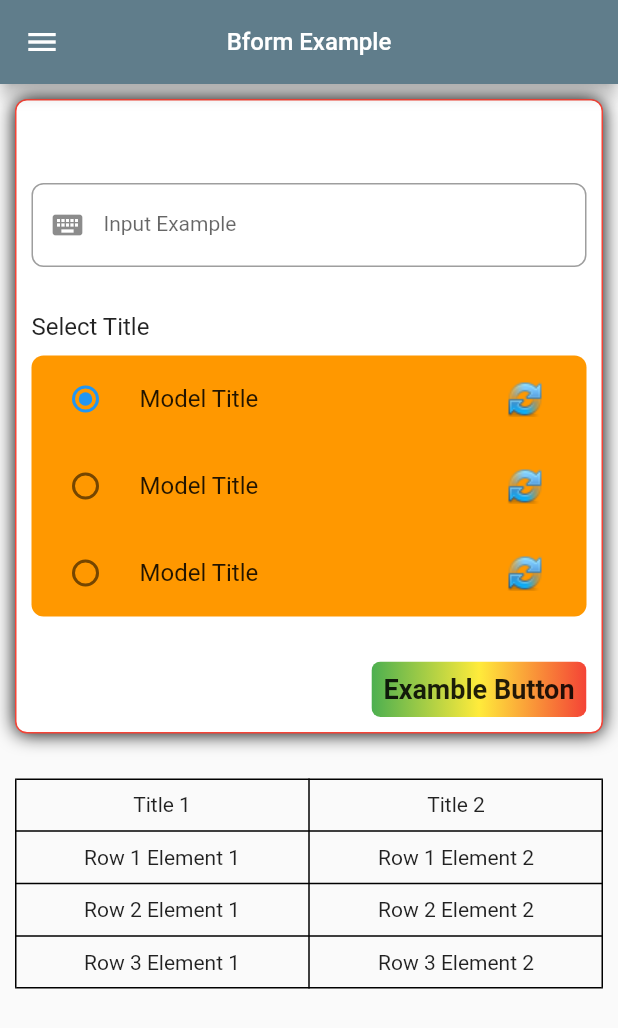
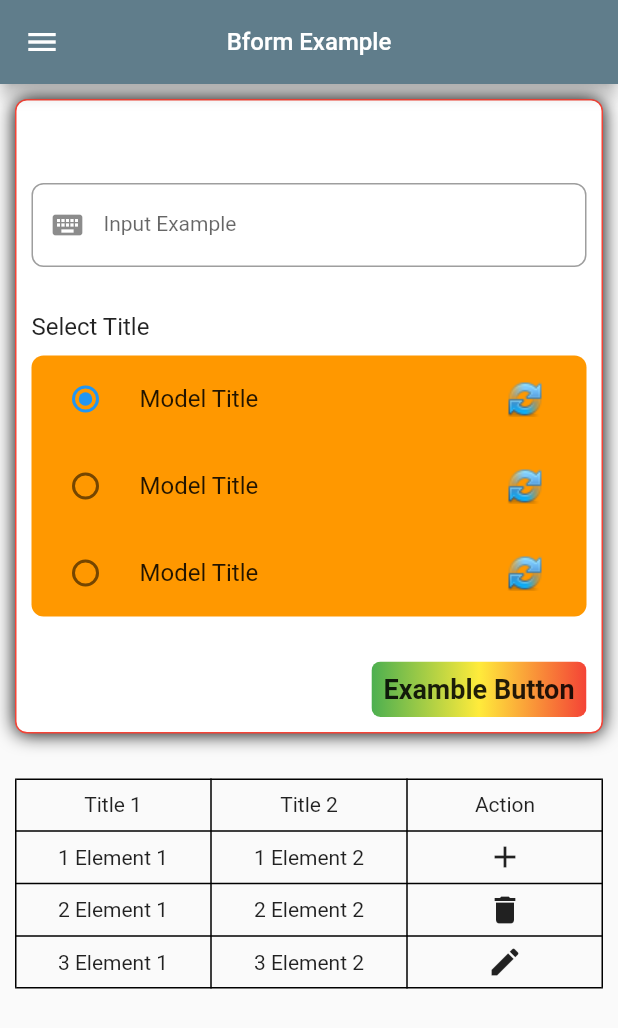
Before and after one commit to gabrielgits/bform, a Flutter app: the screen it shows after launch, on a phone screen of 412 x 824 dp. Shown: the top 1028 px of the screen. Run offline on Flutter 3.47's test engine with Material 2 defaults, Android fonts, the phone set to English and light mode, and no system bars.

Commit message:
fix text table with actions

```diff
--- a/example/lib/main.dart
+++ b/example/lib/main.dart
@@ -68,10 +68,15 @@ class _MyAppState extends State<MyApp> {
           const SizedBox(height: 30),
           BformTableText(
               titles: const ['Title 1', 'Title 2'],
+              actionButtons: const [
+                Icon(Icons.add),
+                Icon(Icons.delete),
+                Icon(Icons.edit),
+              ],
               listElements: [
-                ['Row 1 Element 1', 'Row 1 Element 2'],
-                ['Row 2 Element 1', 'Row 2 Element 2'],
-                ['Row 3 Element 1', 'Row 3 Element 2'],
+                ['1 Element 1', '1 Element 2'],
+                ['2 Element 1', '2 Element 2'],
+                ['3 Element 1', '3 Element 2'],
               ],
             ),
         ],
--- a/lib/src/tables/bform_table_text.dart
+++ b/lib/src/tables/bform_table_text.dart
@@ -32,7 +32,8 @@ class BformTableText extends StatelessWidget {
     List<List<Widget>> rows = [];
     int i = 0;
     for (final elements in listElements){
-      List<Widget> row = elements.map((e) => Text(e, style: TextStyle(color: colorText))).toList();
+      List<Widget> row = [...elements.map((e) => Text(e, style: TextStyle(color: colorText))).toList()];
+
       if (actionButtons.isNotEmpty){
         row.add(actionButtons[i]!);
       }
--- a/pubspec.yaml
+++ b/pubspec.yaml
@@ -1,6 +1,6 @@
 name: bform
 description: Package to help you create beautiful forms widgets.
-version: 0.3.0
+version: 0.3.1
 homepage: https://github.com/gabrielgits/bform.git
 
 environment:
```
Also changed, not shown: example/pubspec.lock.
